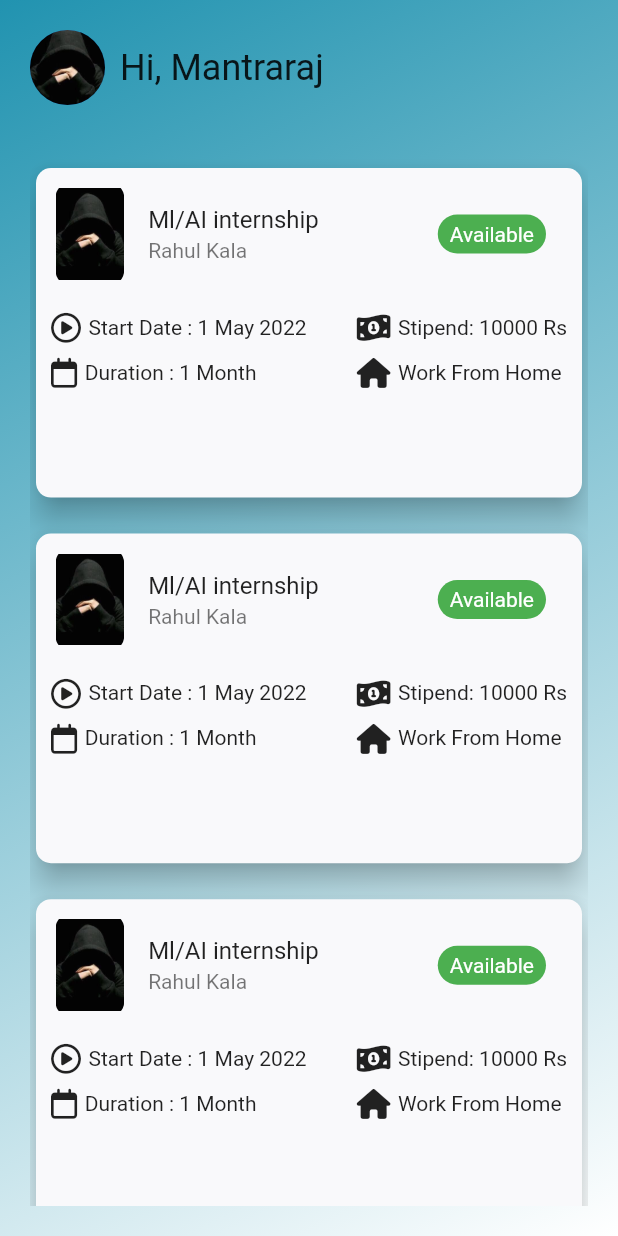
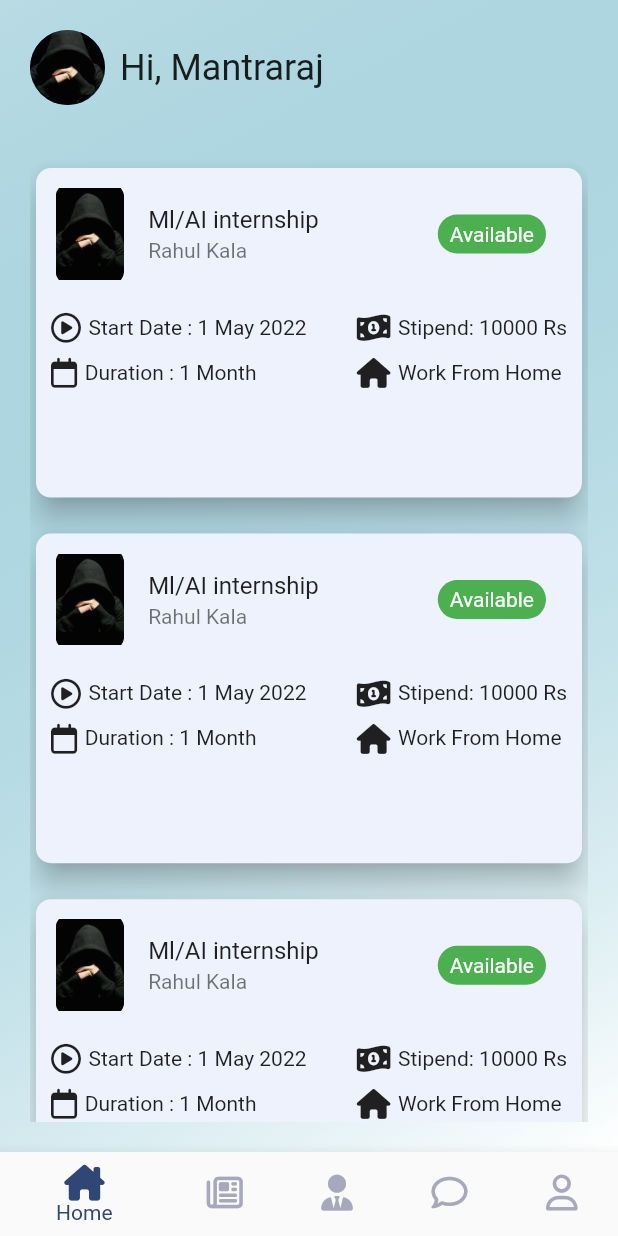
Before and after one commit to Mantraraj8472/Internship-management, a Flutter app: the screen it shows after launch, on a phone screen of 412 x 824 dp. Run offline on Flutter 3.47's test engine with Material 2 defaults, Android fonts, the phone set to English and light mode, and no system bars; our stand-ins replace font_awesome_flutter.

Commit message:
added bottom nav and screens

```diff
--- a/lib/main.dart
+++ b/lib/main.dart
@@ -1,5 +1,6 @@
 import 'package:flutter/material.dart';
-import 'my_card.dart';
+import 'screens/homepage.dart';
+
 
 void main() {
   runApp(const MyApp());
@@ -16,68 +17,3 @@ class MyApp extends StatelessWidget {
     );
   }
 }
-
-class HomePage extends StatefulWidget {
-  const HomePage({Key? key}) : super(key: key);
-
-  @override
-  _HomePageState createState() => _HomePageState();
-}
-
-class _HomePageState extends State<HomePage> {
-  @override
-  Widget build(BuildContext context) {
-    return SafeArea(
-        child: Scaffold(
-      body: Container(
-        decoration: BoxDecoration(
-            gradient: LinearGradient(
-                begin: Alignment.topLeft,
-                end: Alignment.bottomRight,
-                colors: [
-              Color(0xFF2193b0),
-              //Colors.white,
-              Colors.white
-            ])),
-        child: Padding(
-          padding: const EdgeInsets.all(20.0),
-          child: Column(
-            //crossAxisAlignment: CrossAxisAlignment.start,
-            children: [
-              Row(
-                children: [
-                  CircleAvatar(
-                    backgroundImage: AssetImage("images/img.jpg"),
-                    radius: 25,
-                  ),
-                  SizedBox(
-                    width: 10,
-                  ),
-                  Text(
-                    "Hi, Mantraraj",
-                    style: TextStyle(fontSize: 24),
-                  ),
-                ],
-              ),
-              SizedBox(
-                height: 30,
-              ),
-              Expanded(
-                child: ListView(
-                  children: [
-                    MyCard(),
-                    MyCard(),
-                    MyCard(),
-                    MyCard(),
-                  ],
-                ),
-              ),
-
-            ],
-          ),
-        ),
-      ),
-      //bottomNavigationBar: BottomNavigationBar(),
-    ));
-  }
-}
--- a/lib/my_card.dart
+++ b/lib/my_card.dart
@@ -10,7 +10,7 @@ class MyCard extends StatelessWidget {
         padding: const EdgeInsets.symmetric(vertical: 8),
         child: Card(
           shape: RoundedRectangleBorder(borderRadius: BorderRadius.circular(10)),
-          color: Color(0xFFf9f9fb),
+          color: Color(0xFFeef2fc),
           elevation: 8,
           child: Container(
             height: MediaQuery.of(context).size.height / 3.75,
--- /dev/null
+++ b/lib/screens/homepage.dart
@@ -0,0 +1,70 @@
+import 'package:flutter/material.dart';
+import 'package:font_awesome_flutter/font_awesome_flutter.dart';
+import '../my_card.dart';
+import 'package:internship_management/screens/applied_interns.dart';
+import 'package:internship_management/screens/proffesor_page.dart';
+import 'package:internship_management/screens/profile_page.dart';
+import 'package:internship_management/screens/chat_page.dart';
+import 'package:internship_management/screens/homescreen.dart';
+
+class HomePage extends StatefulWidget {
+  const HomePage({Key? key}) : super(key: key);
+
+  @override
+  _HomePageState createState() => _HomePageState();
+}
+
+class _HomePageState extends State<HomePage> {
+
+  int _selectedIndex = 0;
+
+  void _onItemTapped(int index) {
+    setState(() {
+      _selectedIndex = index;
+    });
+  }
+
+  List<Widget> _pages = [
+    HomeScreen(),
+    Applied_Interns(),
+    Proffesor_Page(),
+    Chat_Page(),
+    Profile_Page()
+
+  ];
+
+  @override
+  Widget build(BuildContext context) {
+    return Scaffold(
+      body: _pages.elementAt(_selectedIndex),
+      bottomNavigationBar: BottomNavigationBar(
+    unselectedItemColor: Color(0xFFa8a8bd),
+    selectedItemColor: Color(0xFF304675),
+    onTap: _onItemTapped,
+    currentIndex: _selectedIndex,
+    items: [
+      BottomNavigationBarItem(
+        icon: FaIcon(FontAwesomeIcons.houseChimney),
+        label: "Home"
+      ),
+      BottomNavigationBarItem(
+        icon: FaIcon(FontAwesomeIcons.newspaper),
+        label: "My Interns"
+      ),
+      BottomNavigationBarItem(
+        icon: FaIcon(FontAwesomeIcons.userTie),
+        label:"Proffesors"
+      ),
+      BottomNavigationBarItem(
+        icon: FaIcon(FontAwesomeIcons.comment),
+        label: "chat"
+      ),
+      BottomNavigationBarItem(
+        icon: FaIcon(FontAwesomeIcons.user),
+        label: "Profile"
+      ),
+    ],
+      ),
+    );
+  }
+}
--- /dev/null
+++ b/lib/screens/homescreen.dart
@@ -0,0 +1,66 @@
+import 'package:flutter/material.dart';
+import 'package:internship_management/my_card.dart';
+
+class HomeScreen extends StatefulWidget {
+  const HomeScreen({Key? key}) : super(key: key);
+
+  @override
+  _HomeScreenState createState() => _HomeScreenState();
+}
+
+class _HomeScreenState extends State<HomeScreen> {
+  @override
+  Widget build(BuildContext context) {
+    return SafeArea(
+      child: Container(
+        decoration: BoxDecoration(
+          gradient: LinearGradient(
+            begin: Alignment.topLeft,
+            end: Alignment.bottomRight,
+            colors: [
+              Color(0xFF2193b0).withOpacity(0.3),
+              //Colors.white,
+              Colors.white
+            ],
+          ),
+        ),
+        child: Padding(
+          padding: const EdgeInsets.all(20.0),
+          child: Column(
+            //crossAxisAlignment: CrossAxisAlignment.start,
+            children: [
+              Row(
+                children: [
+                  CircleAvatar(
+                    backgroundImage: AssetImage("images/img.jpg"),
+                    radius: 25,
+                  ),
+                  SizedBox(
+                    width: 10,
+                  ),
+                  Text(
+                    "Hi, Mantraraj",
+                    style: TextStyle(fontSize: 24),
+                  ),
+                ],
+              ),
+              SizedBox(
+                height: 30,
+              ),
+              Expanded(
+                child: ListView(
+                  children: [
+                    MyCard(),
+                    MyCard(),
+                    MyCard(),
+                    MyCard(),
+                  ],
+                ),
+              ),
+            ],
+          ),
+        ),
+      ),
+    );
+  }
+}
```
Also changed, not shown: lib/screens/applied_interns.dart (added, +19 -0 lines), lib/screens/chat_page.dart (added, +19 -0 lines), lib/screens/proffesor_page.dart (added, +19 -0 lines), lib/screens/profile_page.dart (added, +19 -0 lines).
